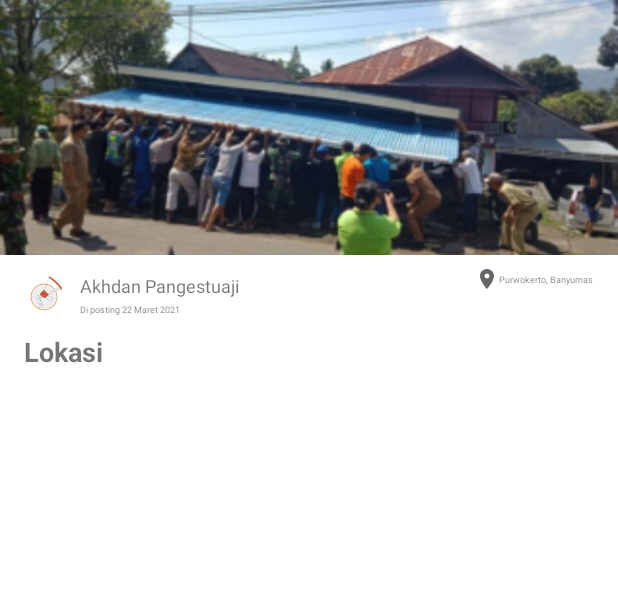
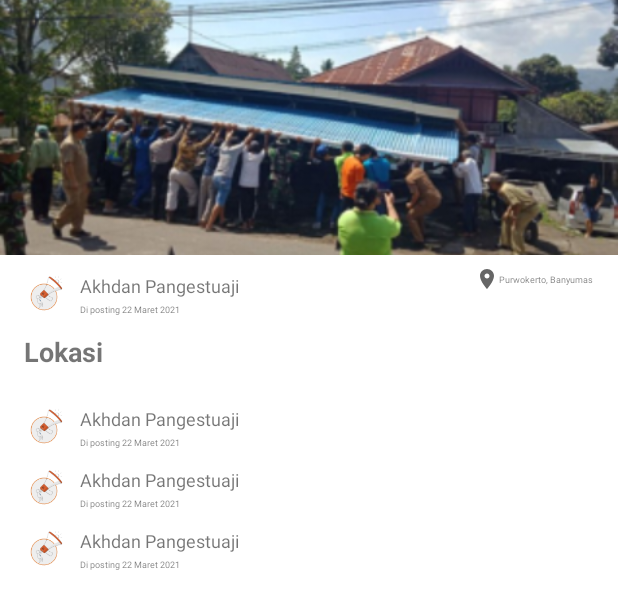
Before and after one commit to PramudiaPutra/aspirin, an Android app: the layout fragment_comment.xml on its own in the app's theme, with its tools: preview values and no code run, on a phone screen of 412 x 824 dp. Shown: the top 609 px of the screen. Run offline under Robolectric (Android 15) with nearby library versions, the phone set to English and light mode, and no system bars; Roboto replaces fonts that are not available here.

Commit message:
Add item_comment.xml

```diff
--- a/app/src/main/res/layout/fragment_comment.xml
+++ b/app/src/main/res/layout/fragment_comment.xml
@@ -85,13 +85,15 @@
         android:layout_width="0dp"
         android:layout_height="0dp"
         android:layout_marginStart="16dp"
-        android:layout_marginTop="16dp"
+        android:layout_marginTop="12dp"
         android:layout_marginEnd="16dp"
         app:layoutManager="androidx.recyclerview.widget.LinearLayoutManager"
         app:layout_constraintBottom_toBottomOf="parent"
         app:layout_constraintEnd_toEndOf="parent"
         app:layout_constraintStart_toStartOf="parent"
         app:layout_constraintTop_toBottomOf="@id/tv_lokasi"
-        tools:listitem="" />
+        tools:listitem="@layout/item_comment" />
+
+
 
 </androidx.constraintlayout.widget.ConstraintLayout>
--- /dev/null
+++ b/app/src/main/res/layout/item_comment.xml
@@ -0,0 +1,39 @@
+<?xml version="1.0" encoding="utf-8"?>
+<androidx.constraintlayout.widget.ConstraintLayout xmlns:android="http://schemas.android.com/apk/res/android"
+    android:layout_width="wrap_content"
+    android:layout_height="wrap_content"
+    xmlns:app="http://schemas.android.com/apk/res-auto"
+    xmlns:tools="http://schemas.android.com/tools">
+
+    <de.hdodenhof.circleimageview.CircleImageView
+        android:id="@+id/profile_image"
+        android:layout_width="32dp"
+        android:layout_height="32dp"
+        android:layout_marginTop="8dp"
+        app:layout_constraintStart_toStartOf="parent"
+        app:layout_constraintTop_toTopOf="parent"
+        tools:src="@drawable/aspirin_main_icon" />
+
+    <TextView
+        android:id="@+id/tv_nama_user"
+        android:layout_width="wrap_content"
+        android:layout_height="wrap_content"
+        android:layout_marginStart="5dp"
+        android:layout_marginTop="12dp"
+        android:text="@string/akhdan_pangestuaji"
+        android:textSize="12sp"
+        app:layout_constraintStart_toEndOf="@id/profile_image"
+        app:layout_constraintTop_toTopOf="parent" />
+
+    <TextView
+        android:id="@+id/tv_tanggal_posting"
+        android:layout_width="wrap_content"
+        android:layout_height="wrap_content"
+        android:layout_marginStart="5dp"
+        android:layout_marginTop="3dp"
+        android:text="@string/hint_tanggal_posting"
+        android:textSize="6sp"
+        app:layout_constraintStart_toEndOf="@id/profile_image"
+        app:layout_constraintTop_toBottomOf="@id/tv_nama_user"/>
+
+</androidx.constraintlayout.widget.ConstraintLayout>
```
